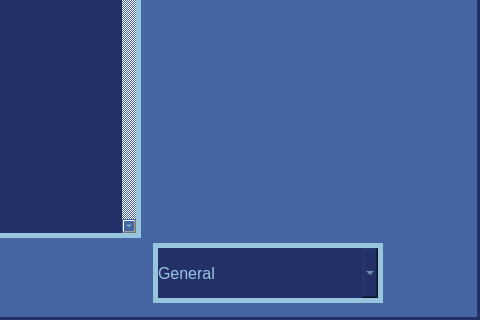
Qt form APOLLO_MainWindow.ui (ThatNerd404/A.P.O.L.L.O) before a commit; both pictures show x 720 to 1200 and y 390 to 710 of the 1200 by 710 pixel window.
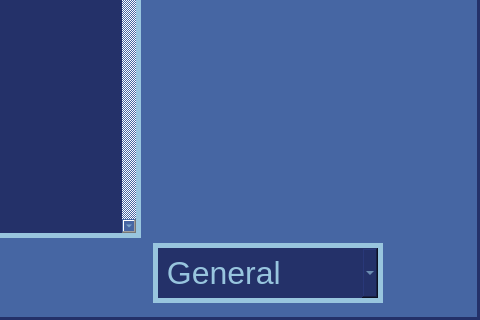
The same form after that commit. Icons and pictures are not drawn.

Diff of the .ui file:
```diff
--- a/APOLLO_MainWindow.ui
+++ b/APOLLO_MainWindow.ui
@@ -534,11 +534,11 @@
 border-color:#98c5de;
 border-style: solid;
 border-width: 5px;
-font-size:16px;
+font-size:32px;
 }</string>
           </property>
           <property name="currentText">
-           <string>General</string>
+           <string> General</string>
           </property>
           <property name="currentIndex">
            <number>0</number>
@@ -548,7 +548,7 @@
           </property>
           <item>
            <property name="text">
-            <string>General</string>
+            <string> General</string>
            </property>
           </item>
           <item>
```
Left out of the diff: 4 changed lines with no effect on the pictures.
